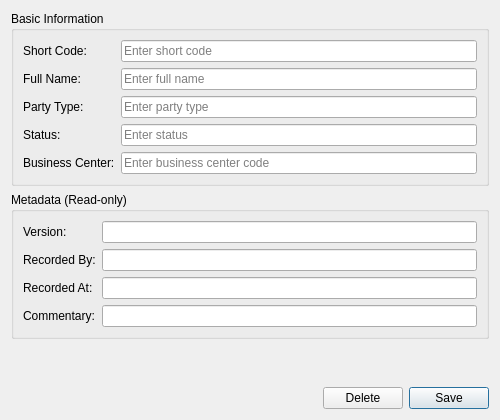
The window that projects/ores.qt/ui/PartyDetailDialog.ui (OreStudio/OreStudio) describes before a commit, drawn with Qt 5.
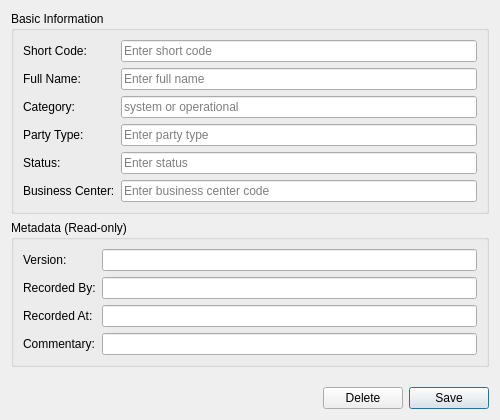
The same window after the commit.

Commit message:
[sql,iam,refdata,qt] Add party categories, rename tenant types, auto-create system party
Rename tenant types from platform/organisation/individual/test to
system/production/evaluation/automation. Add party_category lookup table
(system vs operational) with validation, and a party_category column on
the parties table defaulting to 'operational'. The tenant provisioner now
auto-creates a system party for each new tenant, enforced by a partial
unique index. Update Qt UI to show category in list, detail, and history
dialogs. LEI party publishing explicitly sets party_category='operational'.

What changed in the file:
```diff
--- a/projects/ores.qt/ui/PartyDetailDialog.ui
+++ b/projects/ores.qt/ui/PartyDetailDialog.ui
@@ -61,41 +61,55 @@
        </widget>
       </item>
       <item row="2" column="0">
+       <widget class="QLabel" name="label_partyCategoryEdit">
+        <property name="text">
+         <string>Category:</string>
+        </property>
+       </widget>
+      </item>
+      <item row="2" column="1">
+       <widget class="QLineEdit" name="partyCategoryEdit">
+        <property name="placeholderText">
+         <string>system or operational</string>
+        </property>
+       </widget>
+      </item>
+      <item row="3" column="0">
        <widget class="QLabel" name="label_partyTypeEdit">
         <property name="text">
          <string>Party Type:</string>
         </property>
        </widget>
       </item>
-      <item row="2" column="1">
+      <item row="3" column="1">
        <widget class="QLineEdit" name="partyTypeEdit">
         <property name="placeholderText">
          <string>Enter party type</string>
         </property>
        </widget>
       </item>
-      <item row="3" column="0">
+      <item row="4" column="0">
        <widget class="QLabel" name="label_statusEdit">
         <property name="text">
          <string>Status:</string>
         </property>
        </widget>
       </item>
-      <item row="3" column="1">
+      <item row="4" column="1">
        <widget class="QLineEdit" name="statusEdit">
         <property name="placeholderText">
          <string>Enter status</string>
         </property>
        </widget>
       </item>
-      <item row="4" column="0">
+      <item row="5" column="0">
        <widget class="QLabel" name="label_businessCenterEdit">
         <property name="text">
          <string>Business Center:</string>
         </property>
        </widget>
       </item>
-      <item row="4" column="1">
+      <item row="5" column="1">
        <widget class="QLineEdit" name="businessCenterEdit">
         <property name="placeholderText">
          <string>Enter business center code</string>
```
The commit also changes 32 other files.
